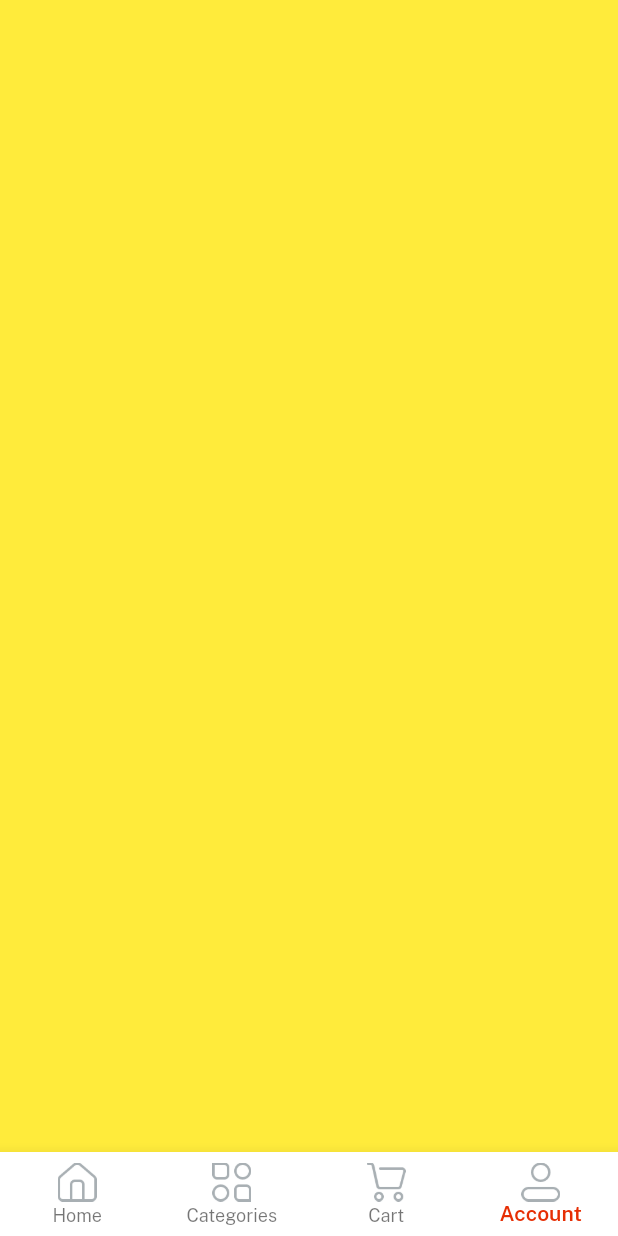
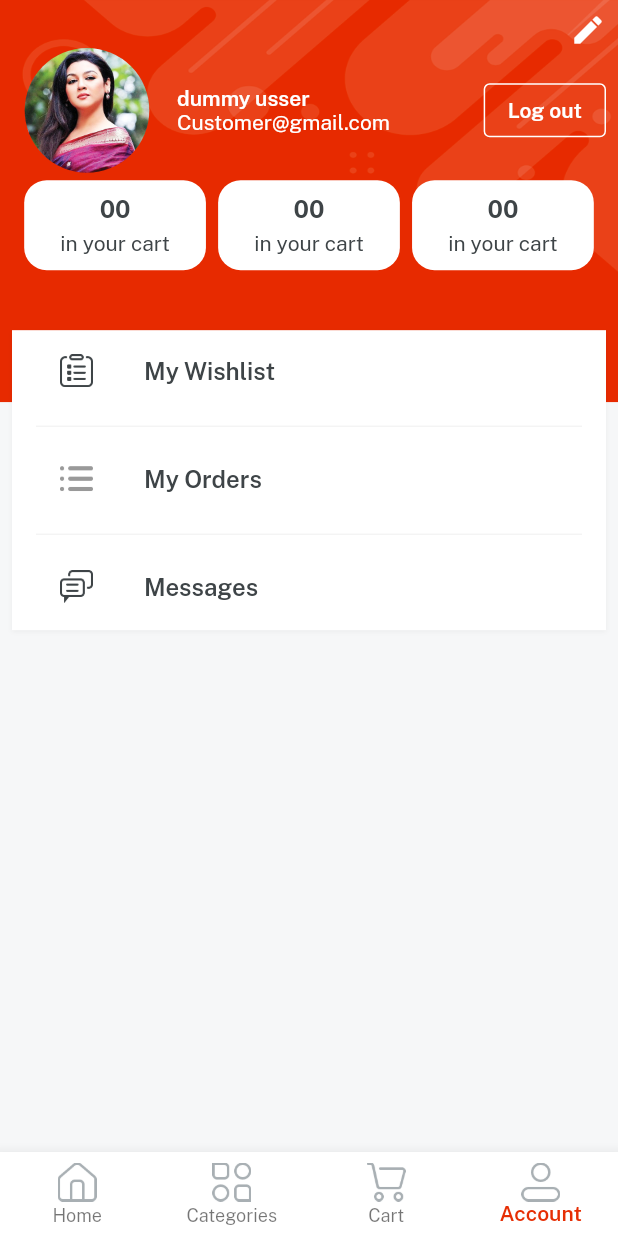
Before and after one commit to avinashbeaz/ecommerce-app, a Flutter app: the Home screen opened directly, item 4 of the bottom bar chosen, on a phone screen of 412 x 824 dp. Run offline on Flutter 3.47's test engine with Material 2 defaults, Android fonts, the phone set to English and light mode, and no system bars; our stand-ins replace get, velocity_x.

Commit message:
profile screen ui done

```diff
--- a/lib/consts/lists.dart
+++ b/lib/consts/lists.dart
@@ -40,3 +40,5 @@ const itemDetailsButtonList = [
   returnPolicy,
   supportPolicy
 ];
+const profileButtonIcon = [icOrders, icOrder, icMessages];
+const profileButtonList = [wishlist, orders, messages];
--- a/lib/consts/strings.dart
+++ b/lib/consts/strings.dart
@@ -10,6 +10,7 @@ const name = "Name";
 const nameHint = "bea";
 const forgetPass = "Forget Password";
 const login = "Log in";
+const logout = "Log out";
 const signup = "Sign Up";
 const createNewAccount = "or, create new account";
 const loginWith = "Log in with";
@@ -49,3 +50,4 @@ const video = "Video",
     returnPolicy = "Return Policy",
     supportPolicy = "Support Policy",
     productsYouMayLike = "Products you may like";
+const wishlist = "My Wishlist", orders = "My Orders", messages = "Messages";
--- a/lib/views/cart_screen/cart_screen.dart
+++ b/lib/views/cart_screen/cart_screen.dart
@@ -1,3 +1,4 @@
+import 'package:emart_app/consts/consts.dart';
 import 'package:flutter/material.dart';
 
 class CartScreen extends StatelessWidget {
@@ -5,6 +6,8 @@ class CartScreen extends StatelessWidget {
 
   @override
   Widget build(BuildContext context) {
-    return Container(color: Colors.purple);
+    return Container(
+        color: Colors.white,
+        child: "Cart is Empty!".text.fontFamily(semibold).makeCentered());
   }
 }
--- /dev/null
+++ b/lib/views/profile_screen/details_card.dart
@@ -0,0 +1,20 @@
+import 'package:emart_app/consts/consts.dart';
+import 'package:flutter/material.dart';
+
+Widget detailsCard({width, String? count, String? title}) {
+  return Column(
+    mainAxisAlignment: MainAxisAlignment.center,
+    children: [
+      "00".text.fontFamily(bold).color(darkFontGrey).size(16).make(),
+      5.heightBox,
+      "in your cart".text.color(darkFontGrey).make()
+    ],
+  )
+      .box
+      .white
+      .rounded
+      .width(width)
+      .height(60)
+      .padding(const EdgeInsets.all(4))
+      .make();
+}
--- a/lib/views/profile_screen/profile_screen.dart
+++ b/lib/views/profile_screen/profile_screen.dart
@@ -1,10 +1,90 @@
+import 'package:emart_app/consts/consts.dart';
+import 'package:emart_app/consts/lists.dart';
+import 'package:emart_app/widgets_common/bg_widget.dart';
 import 'package:flutter/material.dart';
+
+import 'details_card.dart';
 
 class ProfileScreen extends StatelessWidget {
   const ProfileScreen({super.key});
 
   @override
   Widget build(BuildContext context) {
-    return Container(color: Colors.yellow);
+    return bgWidget(
+        child: Scaffold(
+      body: SafeArea(
+        child: Container(
+          padding: const EdgeInsets.all(8),
+          child: Column(
+            children: [
+              const Align(
+                  alignment: Alignment.topRight,
+                  child: Icon(Icons.edit, color: whiteColor)),
+              Row(
+                children: [
+                  Image.asset(imgProfile2, width: 100, fit: BoxFit.cover)
+                      .box
+                      .roundedFull
+                      .clip(Clip.antiAlias)
+                      .make(),
+                  10.widthBox,
+                  Expanded(
+                      child: Column(
+                    crossAxisAlignment: CrossAxisAlignment.start,
+                    children: [
+                      "dummy usser".text.fontFamily(semibold).white.make(),
+                      "Customer@gmail.com".text.white.make()
+                    ],
+                  )),
+                  OutlinedButton(
+                      style: OutlinedButton.styleFrom(
+                          side: const BorderSide(color: whiteColor)),
+                      onPressed: () {},
+                      child: logout.text.fontFamily(semibold).white.make())
+                ],
+              ),
+              5.heightBox,
+              Row(mainAxisAlignment: MainAxisAlignment.spaceEvenly, children: [
+                detailsCard(
+                    count: "00",
+                    title: "in your cart",
+                    width: context.screenWidth / 3.4),
+                detailsCard(
+                    count: "05",
+                    title: "inyour wishlist",
+                    width: context.screenWidth / 3.4),
+                detailsCard(
+                    count: "56",
+                    title: "your orders",
+                    width: context.screenWidth / 3.4)
+              ]),
+              40.heightBox,
+              ListView.separated(
+                shrinkWrap: true,
+                separatorBuilder: (context, index) {
+                  return const Divider(color: lightGrey);
+                },
+                itemCount: profileButtonList.length,
+                itemBuilder: (BuildContext context, int index) {
+                  return ListTile(
+                    leading: Image.asset(profileButtonIcon[index], width: 22),
+                    title: profileButtonList[index]
+                        .text
+                        .fontFamily(semibold)
+                        .color(darkFontGrey)
+                        .make(),
+                  );
+                },
+              )
+                  .box
+                  .white
+                  .padding(const EdgeInsets.symmetric(horizontal: 16))
+                  .shadowSm
+                  .make()
+            ],
+          ),
+        ),
+      ),
+    ));
   }
 }
```
